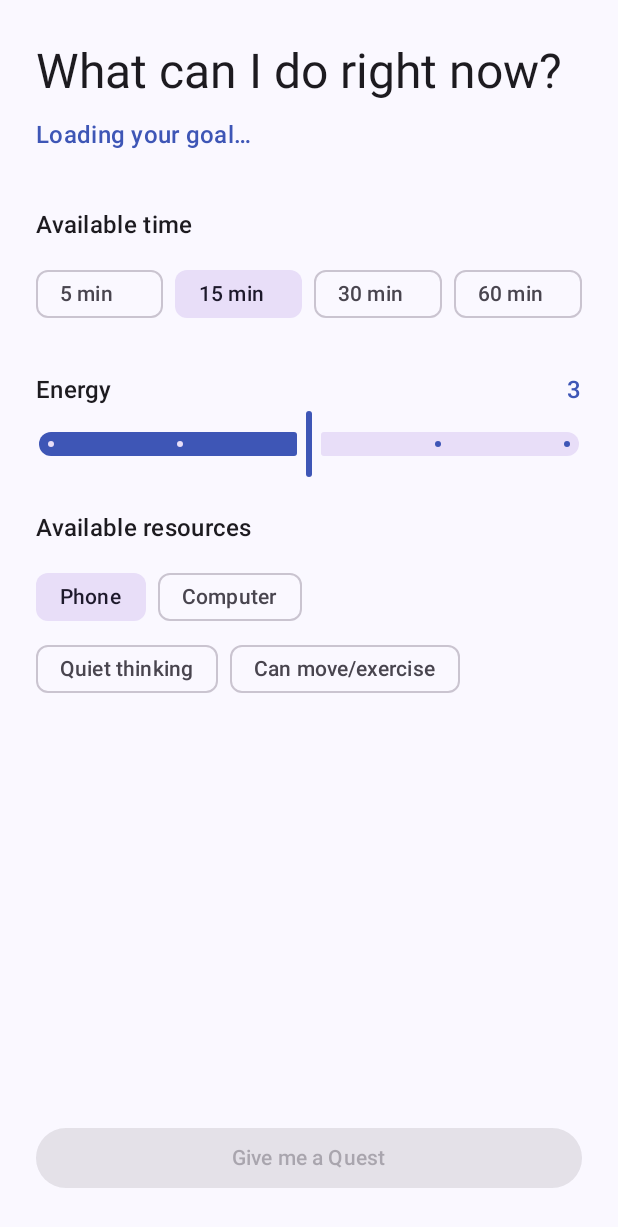
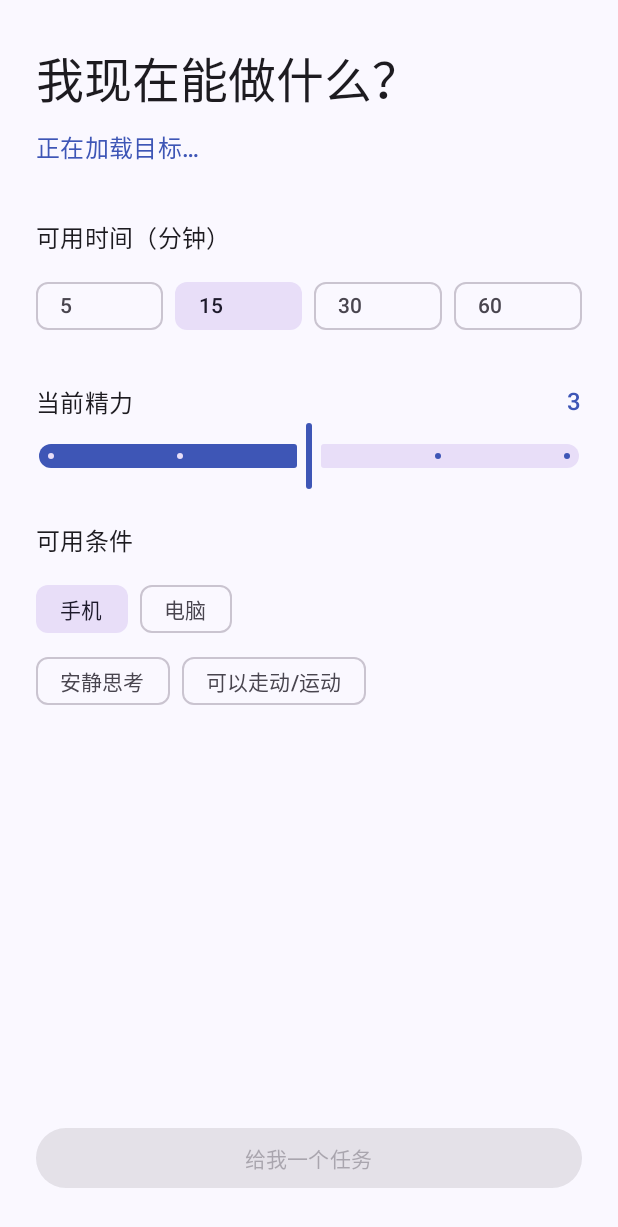
Before and after one commit to tahworld/Quest, an Android app built with Jetpack Compose: the HomeScreen screen opened through its navigation route, on a phone screen of 412 x 824 dp. Shown: the top 1227 px of the screen. Run offline under Robolectric (Android 15) with nearby library versions, the phone set to English and light mode, and no system bars.

Commit message:
Add Simplified Chinese Phase 2 experience

```diff
--- a/app/src/main/java/com/vika/quest/ui/home/HomeScreen.kt
+++ b/app/src/main/java/com/vika/quest/ui/home/HomeScreen.kt
@@ -43,18 +43,18 @@ fun HomeScreen(
                 .padding(horizontal = 24.dp, vertical = 28.dp),
         ) {
             Text(
-                text = "What can I do right now?",
+                text = "我现在能做什么？",
                 style = MaterialTheme.typography.headlineLarge,
             )
             Spacer(Modifier.height(10.dp))
             Text(
-                text = state.goal?.name ?: "Loading your goal…",
+                text = state.goal?.name ?: "正在加载目标…",
                 style = MaterialTheme.typography.titleMedium,
                 color = MaterialTheme.colorScheme.primary,
             )
 
             Spacer(Modifier.height(36.dp))
-            SectionLabel("Available time")
+            SectionLabel("可用时间（分钟）")
             Spacer(Modifier.height(10.dp))
             Row(
                 modifier = Modifier.fillMaxWidth(),
@@ -65,14 +65,14 @@ fun HomeScreen(
                         selected = state.selectedMinutes == minutes,
                         onClick = { viewModel.selectMinutes(minutes) },
                         modifier = Modifier.weight(1f),
-                        label = { Text("$minutes min") },
+                        label = { Text(minutes.toString()) },
                     )
                 }
             }
 
             Spacer(Modifier.height(28.dp))
             Row(modifier = Modifier.fillMaxWidth()) {
-                SectionLabel("Energy")
+                SectionLabel("当前精力")
                 Spacer(Modifier.weight(1f))
                 Text(
                     text = state.energy.toString(),
@@ -88,17 +88,17 @@ fun HomeScreen(
             )
 
             Spacer(Modifier.height(20.dp))
-            SectionLabel("Available resources")
+            SectionLabel("可用条件")
             Spacer(Modifier.height(10.dp))
             ResourceRow(
-                first = ResourceOption(QuestResource.PHONE, "Phone"),
-                second = ResourceOption(QuestResource.COMPUTER, "Computer"),
+                first = ResourceOption(QuestResource.PHONE, "手机"),
+                second = ResourceOption(QuestResource.COMPUTER, "电脑"),
                 selected = state.resources,
                 onToggle = viewModel::toggleResource,
             )
             ResourceRow(
-                first = ResourceOption(QuestResource.QUIET_THINKING, "Quiet thinking"),
-                second = ResourceOption(QuestResource.CAN_MOVE_OR_EXERCISE, "Can move/exercise"),
+                first = ResourceOption(QuestResource.QUIET_THINKING, "安静思考"),
+                second = ResourceOption(QuestResource.CAN_MOVE_OR_EXERCISE, "可以走动/运动"),
                 selected = state.resources,
                 onToggle = viewModel::toggleResource,
             )
@@ -117,7 +117,7 @@ fun HomeScreen(
                 modifier = Modifier.fillMaxWidth(),
                 enabled = state.goal != null && !state.isGenerating,
             ) {
-                Text(if (state.isGenerating) "Creating your Quest…" else "Give me a Quest")
+                Text(if (state.isGenerating) "正在生成任务…" else "给我一个任务")
             }
         }
     }
--- a/app/src/main/java/com/vika/quest/ui/onboarding/OnboardingScreen.kt
+++ b/app/src/main/java/com/vika/quest/ui/onboarding/OnboardingScreen.kt
@@ -39,12 +39,12 @@ fun OnboardingScreen(
             verticalArrangement = Arrangement.Center,
         ) {
             Text(
-                text = "What do you want to move forward?",
+                text = "你现在最想推进什么？",
                 style = MaterialTheme.typography.headlineLarge,
             )
             Spacer(Modifier.height(12.dp))
             Text(
-                text = "Tell Quest what you want to improve, build, learn or accomplish.",
+                text = "告诉 Quest，你想提升、构建、学习或完成什么。",
                 style = MaterialTheme.typography.bodyLarge,
                 color = MaterialTheme.colorScheme.onSurfaceVariant,
             )
@@ -53,7 +53,7 @@ fun OnboardingScreen(
                 value = state.input,
                 onValueChange = viewModel::onInputChanged,
                 modifier = Modifier.fillMaxWidth(),
-                label = { Text("Your goal") },
+                label = { Text("你的目标") },
                 minLines = 4,
                 maxLines = 7,
                 enabled = !state.isSubmitting,
@@ -64,7 +64,7 @@ fun OnboardingScreen(
             )
             Spacer(Modifier.height(12.dp))
             Text(
-                text = "Examples: Build commercial skills · Learn Android development · Improve my writing",
+                text = "例如：提升商业能力 · 学习 Android 开发 · 提高写作水平",
                 style = MaterialTheme.typography.bodySmall,
                 color = MaterialTheme.colorScheme.onSurfaceVariant,
             )
@@ -74,7 +74,7 @@ fun OnboardingScreen(
                 modifier = Modifier.fillMaxWidth(),
                 enabled = !state.isSubmitting,
             ) {
-                Text(if (state.isSubmitting) "Saving…" else "Start")
+                Text(if (state.isSubmitting) "正在保存…" else "开始")
             }
         }
     }
--- a/app/src/main/java/com/vika/quest/ui/onboarding/OnboardingViewModel.kt
+++ b/app/src/main/java/com/vika/quest/ui/onboarding/OnboardingViewModel.kt
@@ -32,7 +32,7 @@ class OnboardingViewModel(
         val text = current.input.trim()
         if (current.isSubmitting || current.isComplete) return
         if (text.isBlank()) {
-            _uiState.update { it.copy(errorMessage = "Enter a goal to continue.") }
+            _uiState.update { it.copy(errorMessage = "请输入一个目标后继续。") }
             return
         }
 
@@ -50,7 +50,7 @@ class OnboardingViewModel(
                 _uiState.update {
                     it.copy(
                         isSubmitting = false,
-                        errorMessage = error.message ?: "Could not save your goal. Try again.",
+                        errorMessage = error.message ?: "暂时无法保存目标，请重试。",
                     )
                 }
             }
--- a/app/src/main/java/com/vika/quest/ui/quest/QuestDetailViewModel.kt
+++ b/app/src/main/java/com/vika/quest/ui/quest/QuestDetailViewModel.kt
@@ -46,7 +46,7 @@ class QuestDetailViewModel(
                         quest = quest,
                         goalName = goalName,
                         isStarting = false,
-                        errorMessage = if (quest == null) "Quest not found." else null,
+                        errorMessage = if (quest == null) "未找到这个任务。" else null,
                     )
                 }
             }
@@ -68,7 +68,7 @@ class QuestDetailViewModel(
                 _uiState.update {
                     it.copy(
                         isStarting = false,
-                        errorMessage = error.message ?: "Could not start this Quest. Try again.",
+                        errorMessage = error.message ?: "暂时无法开始任务，请重试。",
                     )
                 }
             }
```
Also changed, not shown: app/src/main/java/com/vika/quest/ai/FakeAiProvider.kt (+21 -6 lines), app/src/main/java/com/vika/quest/ui/home/HomeViewModel.kt (+4 -4 lines), app/src/main/java/com/vika/quest/ui/quest/QuestDetailScreen.kt (+7 -7 lines), 3 other files.
